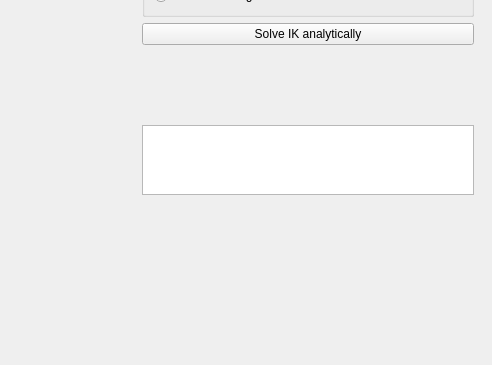
The window that source/simulator/main_window.ui (UshakovSergeySergey/kinverse) describes before a commit, drawn with Qt 5; both pictures show x 434 to 926 and y 339 to 704 of the 926 by 704 pixel window.
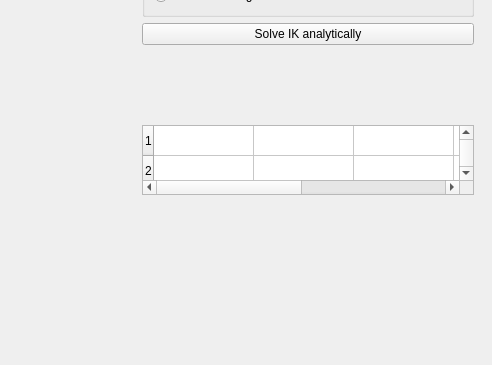
The same window after the commit. Custom widgets are drawn as their Qt base class.

Commit message: - everything ready for IK solver refactoring - gui correctly processes several solutions

Patch:
```diff
--- a/source/simulator/main_window.ui
+++ b/source/simulator/main_window.ui
@@ -404,7 +404,46 @@
         </widget>
        </item>
        <item>
-        <widget class="QTableWidget" name="tableWidget"/>
+        <widget class="QTableWidget" name="tableWidget_ikSolutions">
+         <property name="sizeAdjustPolicy">
+          <enum>QAbstractScrollArea::AdjustToContents</enum>
+         </property>
+         <property name="editTriggers">
+          <set>QAbstractItemView::NoEditTriggers</set>
+         </property>
+         <property name="selectionMode">
+          <enum>QAbstractItemView::SingleSelection</enum>
+         </property>
+         <property name="selectionBehavior">
+          <enum>QAbstractItemView::SelectRows</enum>
+         </property>
+         <property name="rowCount">
+          <number>8</number>
+         </property>
+         <property name="columnCount">
+          <number>6</number>
+         </property>
+         <attribute name="horizontalHeaderVisible">
+          <bool>false</bool>
+         </attribute>
+         <attribute name="verticalHeaderVisible">
+          <bool>true</bool>
+         </attribute>
+         <row/>
+         <row/>
+         <row/>
+         <row/>
+         <row/>
+         <row/>
+         <row/>
+         <row/>
+         <column/>
+         <column/>
+         <column/>
+         <column/>
+         <column/>
+         <column/>
+        </widget>
        </item>
        <item>
         <spacer name="verticalSpacer">
```
The commit also changes 2 other files.
